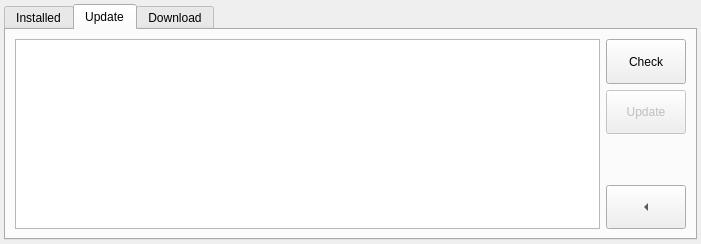
Qt form client/mappackageswidget.ui (unsanded/monav) before a commit.
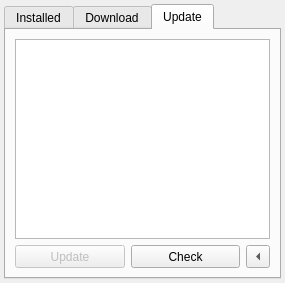
The same form after that commit. Custom widgets are drawn as their Qt base class.

```diff
--- a/client/mappackageswidget.ui
+++ b/client/mappackageswidget.ui
@@ -6,8 +6,8 @@
    <rect>
     <x>0</x>
     <y>0</y>
-    <width>701</width>
-    <height>244</height>
+    <width>285</width>
+    <height>283</height>
    </rect>
   </property>
   <property name="windowTitle">
@@ -93,88 +93,6 @@
        </item>
       </layout>
      </widget>
-     <widget class="QWidget" name="updatable">
-      <property name="enabled">
-       <bool>true</bool>
-      </property>
-      <attribute name="title">
-       <string>Update</string>
-      </attribute>
-      <layout class="QHBoxLayout" name="horizontalLayout_3">
-       <item>
-        <widget class="QListWidget" name="updateList">
-         <property name="selectionMode">
-          <enum>QAbstractItemView::MultiSelection</enum>
-         </property>
-        </widget>
-       </item>
-       <item>
-        <layout class="QVBoxLayout" name="verticalLayout_2">
-         <item>
-          <widget class="QPushButton" name="check">
-           <property name="enabled">
-            <bool>true</bool>
-           </property>
-           <property name="sizePolicy">
-            <sizepolicy hsizetype="Minimum" vsizetype="MinimumExpanding">
-             <horstretch>0</horstretch>
-             <verstretch>0</verstretch>
-            </sizepolicy>
-           </property>
-           <property name="text">
-            <string>Check</string>
-           </property>
-          </widget>
-         </item>
-         <item>
-          <widget class="QPushButton" name="update">
-           <property name="enabled">
-            <bool>false</bool>
-           </property>
-           <property name="sizePolicy">
-            <sizepolicy hsizetype="Minimum" vsizetype="MinimumExpanding">
-             <horstretch>0</horstretch>
-             <verstretch>0</verstretch>
-            </sizepolicy>
-           </property>
-           <property name="text">
-            <string>Update</string>
-           </property>
-          </widget>
-         </item>
-         <item>
-          <spacer name="verticalSpacer_2">
-           <property name="orientation">
-            <enum>Qt::Vertical</enum>
-           </property>
-           <property name="sizeHint" stdset="0">
-            <size>
-             <width>20</width>
-             <height>40</height>
-            </size>
-           </property>
-          </spacer>
-         </item>
-         <item>
-          <widget class="QToolButton" name="backUD">
-           <property name="sizePolicy">
-            <sizepolicy hsizetype="Minimum" vsizetype="MinimumExpanding">
-             <horstretch>0</horstretch>
-             <verstretch>0</verstretch>
-            </sizepolicy>
-           </property>
-           <property name="text">
-            <string>...</string>
-           </property>
-           <property name="arrowType">
-            <enum>Qt::LeftArrow</enum>
-           </property>
-          </widget>
-         </item>
-        </layout>
-       </item>
-      </layout>
-     </widget>
      <widget class="QWidget" name="downloadable">
       <property name="enabled">
        <bool>true</bool>
@@ -310,7 +228,76 @@
          <item>
           <widget class="QToolButton" name="backDL">
            <property name="sizePolicy">
-            <sizepolicy hsizetype="Minimum" vsizetype="MinimumExpanding">
+            <sizepolicy hsizetype="Minimum" vsizetype="Minimum">
+             <horstretch>0</horstretch>
+             <verstretch>0</verstretch>
+            </sizepolicy>
+           </property>
+           <property name="text">
+            <string>...</string>
+           </property>
+           <property name="arrowType">
+            <enum>Qt::LeftArrow</enum>
+           </property>
+          </widget>
+         </item>
+        </layout>
+       </item>
+      </layout>
+     </widget>
+     <widget class="QWidget" name="updatable">
+      <property name="enabled">
+       <bool>true</bool>
+      </property>
+      <attribute name="title">
+       <string>Update</string>
+      </attribute>
+      <layout class="QVBoxLayout" name="verticalLayout_2">
+       <item>
+        <widget class="QListWidget" name="updateList">
+         <property name="selectionMode">
+          <enum>QAbstractItemView::MultiSelection</enum>
+         </property>
+        </widget>
+       </item>
+       <item>
+        <layout class="QHBoxLayout" name="horizontalLayout_3">
+         <item>
+          <widget class="QPushButton" name="update">
+           <property name="enabled">
+            <bool>false</bool>
+           </property>
+           <property name="sizePolicy">
+            <sizepolicy hsizetype="Expanding" vsizetype="Minimum">
+             <horstretch>0</horstretch>
+             <verstretch>0</verstretch>
+            </sizepolicy>
+           </property>
+           <property name="text">
+            <string>Update</string>
+           </property>
+          </widget>
+         </item>
+         <item>
+          <widget class="QPushButton" name="check">
+           <property name="enabled">
+            <bool>true</bool>
+           </property>
+           <property name="sizePolicy">
+            <sizepolicy hsizetype="Expanding" vsizetype="Minimum">
+             <horstretch>0</horstretch>
+             <verstretch>0</verstretch>
+            </sizepolicy>
+           </property>
+           <property name="text">
+            <string>Check</string>
+           </property>
+          </widget>
+         </item>
+         <item>
+          <widget class="QToolButton" name="backUD">
+           <property name="sizePolicy">
+            <sizepolicy hsizetype="Minimum" vsizetype="Minimum">
              <horstretch>0</horstretch>
              <verstretch>0</verstretch>
             </sizepolicy>
```
Left out of the diff: 33 changed lines with no effect on the pictures. Lines whose indentation alone changed are shown as unchanged.
